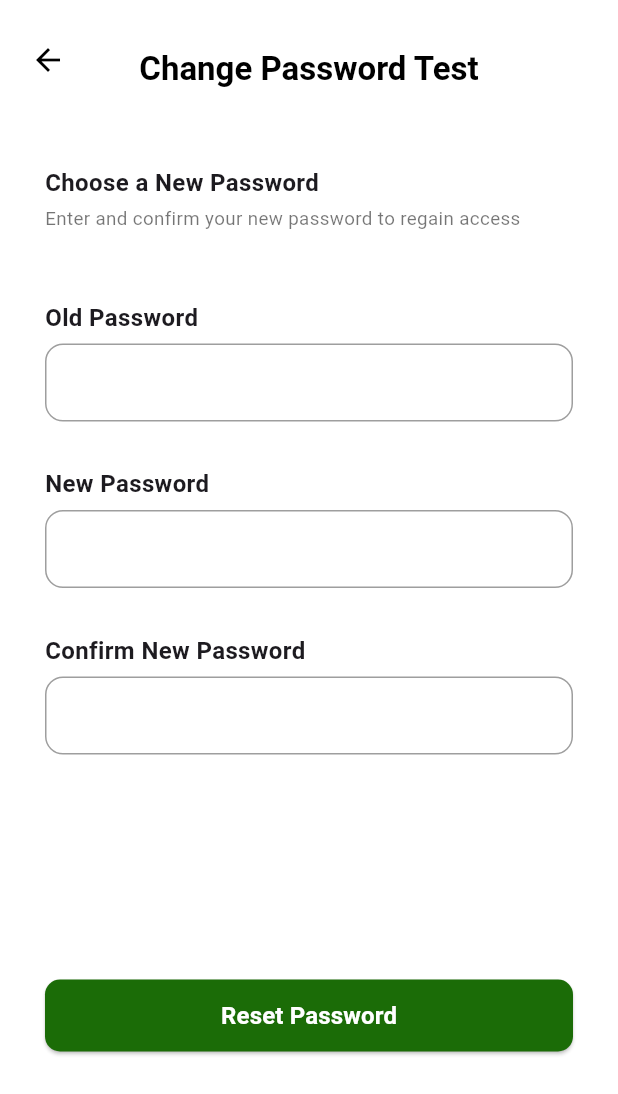
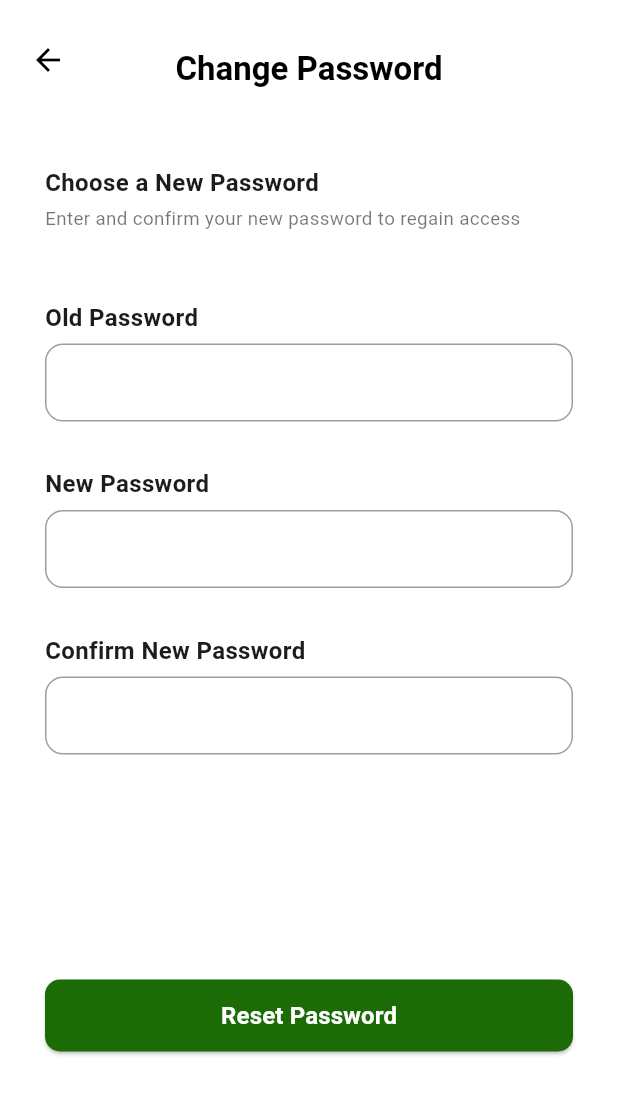
Before and after one commit to ccn9180/delivery-management, a Flutter app: the ChangePasswordPage screen opened directly, on a phone screen of 412 x 824 dp. Shown: the top 1094 px of the screen. Run offline on Flutter 3.47's test engine with Material 3 defaults, Android fonts, the phone set to English and light mode, and no system bars; our stand-ins replace cloud_firestore, firebase_auth, firebase_core, firebase_storage, geolocator, google_maps_flutter and 2 more; accounts and stored records are empty.

Commit message:
use this version

```diff
--- a/lib/changepassword.dart
+++ b/lib/changepassword.dart
@@ -133,7 +133,7 @@ class _ChangePasswordPageState extends State<ChangePasswordPage> {
         title: Padding(
           padding: EdgeInsets.only(top: 12),
           child: const Text(
-            "Change Password Test",
+            "Change Password",
             style: TextStyle(
               color: Colors.black,
               fontWeight: FontWeight.w600,
```
